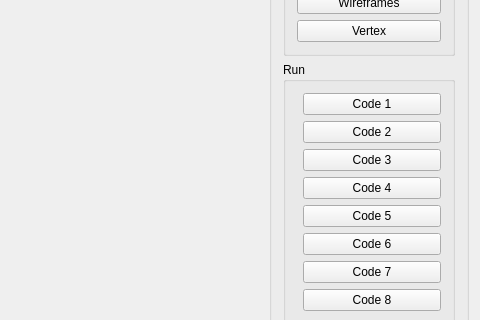
Qt form SciVis/SciVis.ui (LucasKolanz/SciVis-Final) before a commit; both pictures show x 600 to 1080 and y 154 to 474 of the 1080 by 755 pixel window.
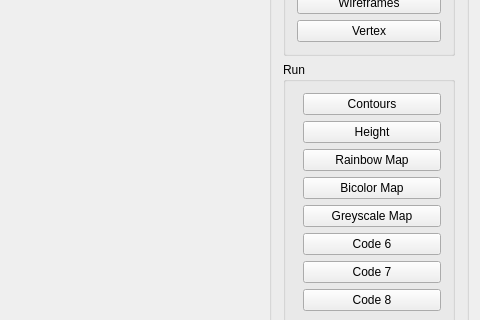
The same form after that commit. Custom widgets are drawn as their Qt base class.

```diff
--- a/SciVis/SciVis.ui
+++ b/SciVis/SciVis.ui
@@ -83,35 +83,35 @@
             <item row="0" column="1">
              <widget class="QPushButton" name="pushButton_code1">
               <property name="text">
-               <string>Code 1</string>
+               <string>Contours</string>
               </property>
              </widget>
             </item>
             <item row="1" column="1">
              <widget class="QPushButton" name="pushButton_code2">
               <property name="text">
-               <string>Code 2</string>
+               <string>Height</string>
               </property>
              </widget>
             </item>
             <item row="2" column="1">
              <widget class="QPushButton" name="pushButton_code3">
               <property name="text">
-               <string>Code 3</string>
+               <string>Rainbow Map</string>
               </property>
              </widget>
             </item>
             <item row="3" column="1">
              <widget class="QPushButton" name="pushButton_code4">
               <property name="text">
-               <string>Code 4</string>
+               <string>Bicolor Map</string>
               </property>
              </widget>
             </item>
             <item row="4" column="1">
              <widget class="QPushButton" name="pushButton_code5">
               <property name="text">
-               <string>Code 5</string>
+               <string>Greyscale Map</string>
               </property>
              </widget>
             </item>
```
